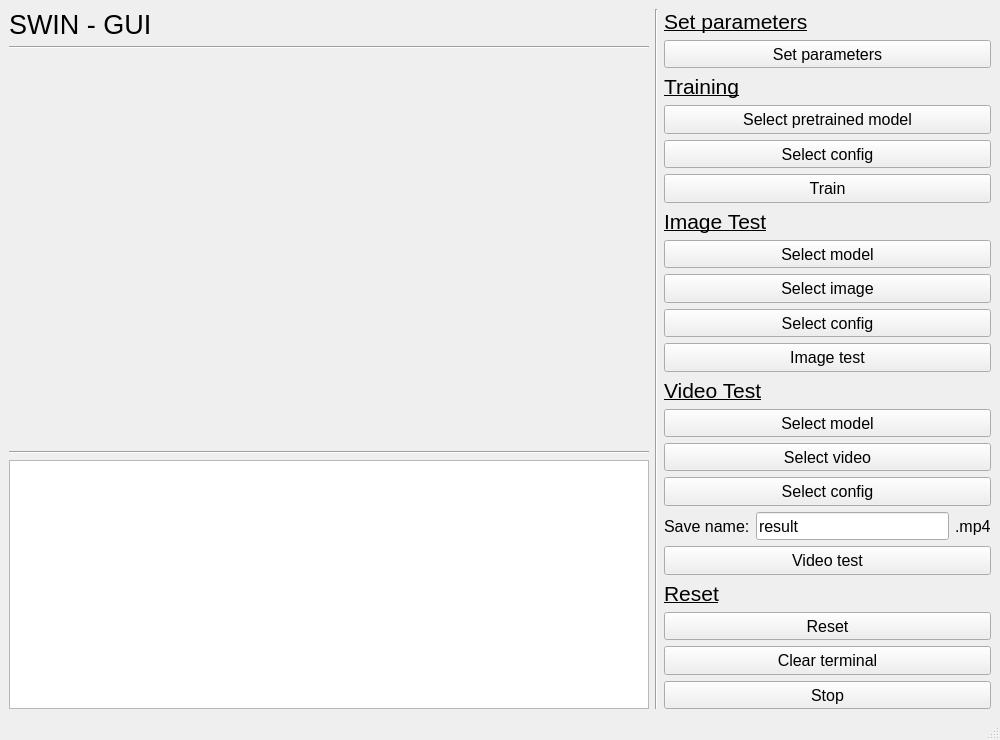
YunongPan/swin_gui, file gui.ui: the form before one commit.
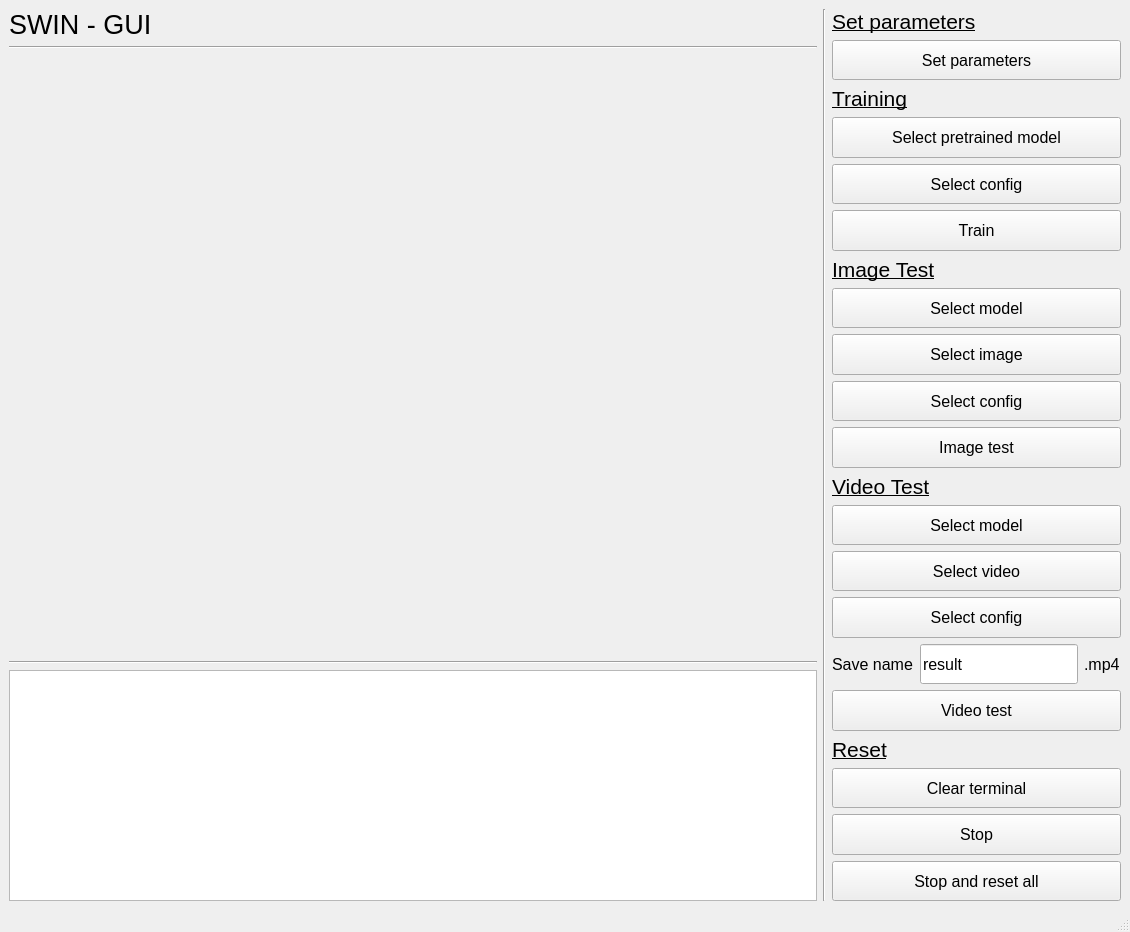
The form after the commit.

What changed in the file:
```diff
--- a/gui.ui
+++ b/gui.ui
@@ -6,8 +6,8 @@
    <rect>
     <x>0</x>
     <y>0</y>
-    <width>1000</width>
-    <height>740</height>
+    <width>1130</width>
+    <height>932</height>
    </rect>
   </property>
   <property name="sizePolicy">
@@ -58,6 +58,12 @@
      <layout class="QVBoxLayout" name="verticalLayout_2">
       <item>
        <widget class="QLabel" name="label_8">
+        <property name="maximumSize">
+         <size>
+          <width>291</width>
+          <height>16777215</height>
+         </size>
+        </property>
         <property name="font">
          <font>
           <pointsize>16</pointsize>
@@ -77,6 +83,12 @@
           <verstretch>0</verstretch>
          </sizepolicy>
         </property>
+        <property name="maximumSize">
+         <size>
+          <width>291</width>
+          <height>16777215</height>
+         </size>
+        </property>
         <property name="font">
          <font>
           <pointsize>12</pointsize>
@@ -89,6 +101,12 @@
       </item>
       <item>
        <widget class="QLabel" name="label">
+        <property name="maximumSize">
+         <size>
+          <width>291</width>
+          <height>16777215</height>
+         </size>
+        </property>
         <property name="font">
          <font>
           <pointsize>16</pointsize>
@@ -108,6 +126,12 @@
           <verstretch>0</verstretch>
          </sizepolicy>
         </property>
+        <property name="maximumSize">
+         <size>
+          <width>291</width>
+          <height>16777215</height>
+         </size>
+        </property>
         <property name="font">
          <font>
           <pointsize>12</pointsize>
@@ -126,6 +150,12 @@
           <verstretch>0</verstretch>
          </sizepolicy>
         </property>
+        <property name="maximumSize">
+         <size>
+          <width>291</width>
+          <height>16777215</height>
+         </size>
+        </property>
         <property name="font">
          <font>
           <pointsize>12</pointsize>
@@ -144,6 +174,12 @@
           <verstretch>0</verstretch>
          </sizepolicy>
         </property>
+        <property name="maximumSize">
+         <size>
+          <width>291</width>
+          <height>16777215</height>
+         </size>
+        </property>
         <property name="font">
          <font>
           <pointsize>12</pointsize>
@@ -156,6 +192,12 @@
       </item>
       <item>
        <widget class="QLabel" name="label_2">
+        <property name="maximumSize">
+         <size>
+          <width>291</width>
+          <height>16777215</height>
+         </size>
+        </property>
         <property name="font">
          <font>
           <pointsize>16</pointsize>
@@ -175,6 +217,12 @@
           <verstretch>0</verstretch>
          </sizepolicy>
         </property>
+        <property name="maximumSize">
+         <size>
+          <width>291</width>
+          <height>16777215</height>
+         </size>
+        </property>
         <property name="font">
          <font>
           <pointsize>12</pointsize>
@@ -194,6 +242,12 @@
           <verstretch>0</verstretch>
          </sizepolicy>
         </property>
+        <property name="maximumSize">
+         <size>
+          <width>291</width>
+          <height>16777215</height>
+         </size>
+        </property>
         <property name="font">
          <font>
           <pointsize>12</pointsize>
@@ -213,6 +267,12 @@
           <verstretch>0</verstretch>
          </sizepolicy>
         </property>
+        <property name="maximumSize">
+         <size>
+          <width>291</width>
+          <height>16777215</height>
+         </size>
+        </property>
         <property name="font">
          <font>
           <pointsize>12</pointsize>
@@ -232,6 +292,12 @@
           <verstretch>0</verstretch>
          </sizepolicy>
         </property>
+        <property name="maximumSize">
+         <size>
+          <width>291</width>
+          <height>16777215</height>
+         </size>
+        </property>
         <property name="font">
          <font>
           <pointsize>12</pointsize>
@@ -244,6 +310,12 @@
       </item>
       <item>
        <widget class="QLabel" name="label_4">
+        <property name="maximumSize">
+         <size>
+          <width>291</width>
+          <height>16777215</height>
+         </size>
+        </property>
         <property name="font">
          <font>
           <pointsize>16</pointsize>
@@ -263,6 +335,12 @@
           <verstretch>0</verstretch>
          </sizepolicy>
         </property>
+        <property name="maximumSize">
+         <size>
+          <width>291</width>
+          <height>16777215</height>
+         </size>
+        </property>
         <property name="font">
          <font>
           <pointsize>12</pointsize>
@@ -282,6 +360,12 @@
           <verstretch>0</verstretch>
          </sizepolicy>
         </property>
+        <property name="maximumSize">
+         <size>
+          <width>291</width>
+          <height>16777215</height>
+         </size>
+        </property>
         <property name="font">
          <font>
           <pointsize>12</pointsize>
@@ -301,6 +385,12 @@
           <verstretch>0</verstretch>
          </sizepolicy>
         </property>
+        <property name="maximumSize">
+         <size>
+          <width>291</width>
+          <height>16777215</height>
+         </size>
+        </property>
         <property name="font">
          <font>
           <pointsize>12</pointsize>
@@ -316,6 +406,18 @@
        <layout class="QHBoxLayout" name="horizontalLayout">
         <item>
          <widget class="QLabel" name="label_6">
+          <property name="minimumSize">
+           <size>
+            <width>0</width>
+            <height>0</height>
+           </size>
+          </property>
+          <property name="maximumSize">
+           <size>
+            <width>82</width>
+            <height>16777215</height>
+           </size>
+          </property>
           <property name="font">
            <font>
             <pointsize>12</pointsize>
@@ -334,6 +436,12 @@
             <verstretch>0</verstretch>
            </sizepolicy>
           </property>
+          <property name="maximumSize">
+           <size>
+            <width>158</width>
+            <height>16777215</height>
+           </size>
+          </property>
           <property name="font">
            <font>
             <pointsize>12</pointsize>
@@ -346,6 +454,12 @@
         </item>
         <item>
          <widget class="QLabel" name="label_5">
+          <property name="maximumSize">
+           <size>
+            <width>37</width>
+            <height>16777215</height>
+           </size>
+          </property>
           <property name="font">
            <font>
             <pointsize>12</pointsize>
@@ -366,6 +480,12 @@
           <verstretch>0</verstretch>
          </sizepolicy>
         </property>
+        <property name="maximumSize">
+         <size>
+          <width>291</width>
+          <height>16777215</height>
+         </size>
+        </property>
         <property name="font">
          <font>
           <pointsize>12</pointsize>
@@ -378,6 +498,12 @@
       </item>
       <item>
        <widget class="QLabel" name="label_3">
+        <property name="maximumSize">
+         <size>
+          <width>291</width>
+          <height>16777215</height>
+         </size>
+        </property>
         <property name="font">
          <font>
           <pointsize>16</pointsize>
@@ -389,25 +515,6 @@
         </property>
        </widget>
       </item>
-      <item>
-       <widget class="QPushButton" name="pushButton_reset">
-        <property name="sizePolicy">
-         <sizepolicy hsizetype="Minimum" vsizetype="MinimumExpanding">
-          <horstretch>0</horstretch>
-          <verstretch>0</verstretch>
-         </sizepolicy>
-        </property>
-        <property name="font">
-         <font>
-          <pointsize>12</pointsize>
-          <underline>false</underline>
-         </font>
-        </property>
-        <property name="text">
-         <string>Reset</string>
-        </property>
-       </widget>
-      </item>
       <item>
        <widget class="QPushButton" name="pushButton_clear_terminal">
         <property name="sizePolicy">
@@ -416,6 +523,12 @@
           <verstretch>0</verstretch>
          </sizepolicy>
         </property>
+        <property name="maximumSize">
+         <size>
+          <width>291</width>
+          <height>16777215</height>
+         </size>
+        </property>
         <property name="font">
          <font>
           <pointsize>12</pointsize>
@@ -435,6 +548,12 @@
           <verstretch>0</verstretch>
          </sizepolicy>
         </property>
+        <property name="maximumSize">
+         <size>
+          <width>291</width>
+          <height>16777215</height>
+         </size>
+        </property>
         <property name="font">
          <font>
           <pointsize>12</pointsize>
@@ -445,6 +564,31 @@
         </property>
        </widget>
       </item>
+      <item>
+       <widget class="QPushButton" name="pushButton_reset">
+        <property name="sizePolicy">
+         <sizepolicy hsizetype="Minimum" vsizetype="MinimumExpanding">
+          <horstretch>0</horstretch>
+          <verstretch>0</verstretch>
+         </sizepolicy>
+        </property>
+        <property name="maximumSize">
+         <size>
+          <width>291</width>
+          <height>16777215</height>
+         </size>
+        </property>
+        <property name="font">
+         <font>
+          <pointsize>12</pointsize>
+          <underline>false</underline>
+         </font>
+        </property>
+        <property name="text">
+         <string>Stop and reset all</string>
+        </property>
+       </widget>
+      </item>
      </layout>
     </item>
     <item row="1" column="0">
@@ -456,15 +600,27 @@
     </item>
     <item row="2" column="0">
      <widget class="QLabel" name="display">
+      <property name="sizePolicy">
+       <sizepolicy hsizetype="Preferred" vsizetype="Preferred">
+        <horstretch>0</horstretch>
+        <verstretch>0</verstretch>
+       </sizepolicy>
+      </property>
       <property name="minimumSize">
        <size>
-        <width>640</width>
-        <height>390</height>
+        <width>800</width>
+        <height>600</height>
+       </size>
+      </property>
+      <property name="maximumSize">
+       <size>
+        <width>16777215</width>
+        <height>16777215</height>
        </size>
       </property>
       <property name="font">
        <font>
-        <pointsize>12</pointsize>
+        <pointsize>11</pointsize>
        </font>
       </property>
       <property name="text">
@@ -487,6 +643,12 @@
         <height>190</height>
        </size>
       </property>
+      <property name="maximumSize">
+       <size>
+        <width>16777215</width>
+        <height>16777215</height>
+       </size>
+      </property>
       <property name="font">
        <font>
         <pointsize>12</pointsize>
```
Left out of the diff: 5 changed lines with no effect on the pictures.
